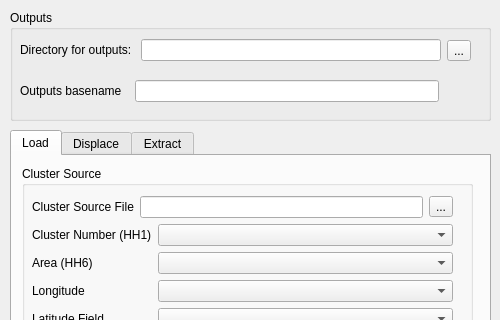
Before: the Qt Designer form plugin/mgp_dialog.ui in unicef-drp/mics-geocoding, drawn with Qt 5; both pictures show x 0 to 500 and y 0 to 320 of the 500 by 622 pixel window.
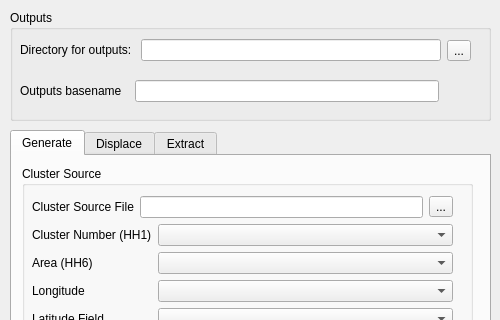
After: the same form once the commit is applied.

Commit message: fix(ui): [3] Rename "Load" in "Generate"

The edit to the form file:
```diff
--- a/plugin/mgp_dialog.ui
+++ b/plugin/mgp_dialog.ui
@@ -45,7 +45,7 @@
         <bool>false</bool>
        </property>
        <attribute name="title">
-        <string>Load</string>
+        <string>Generate</string>
        </attribute>
        <widget class="QGroupBox" name="groupBoxCentroid">
         <property name="geometry">
```
The commit also changes 1 other file.
